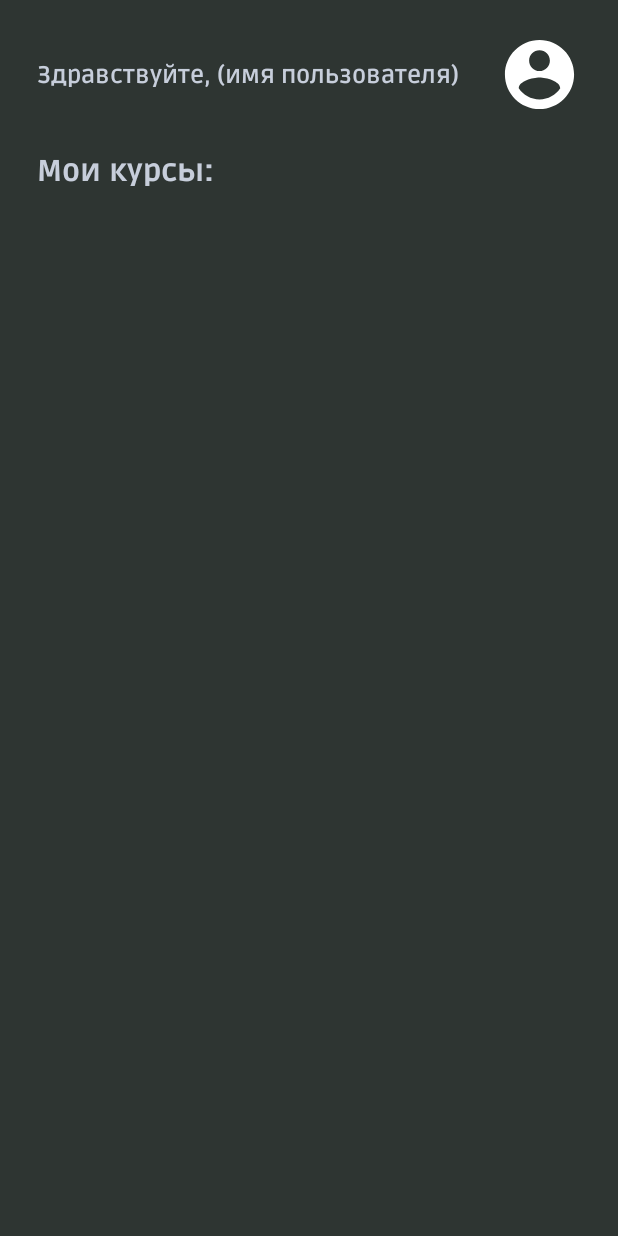
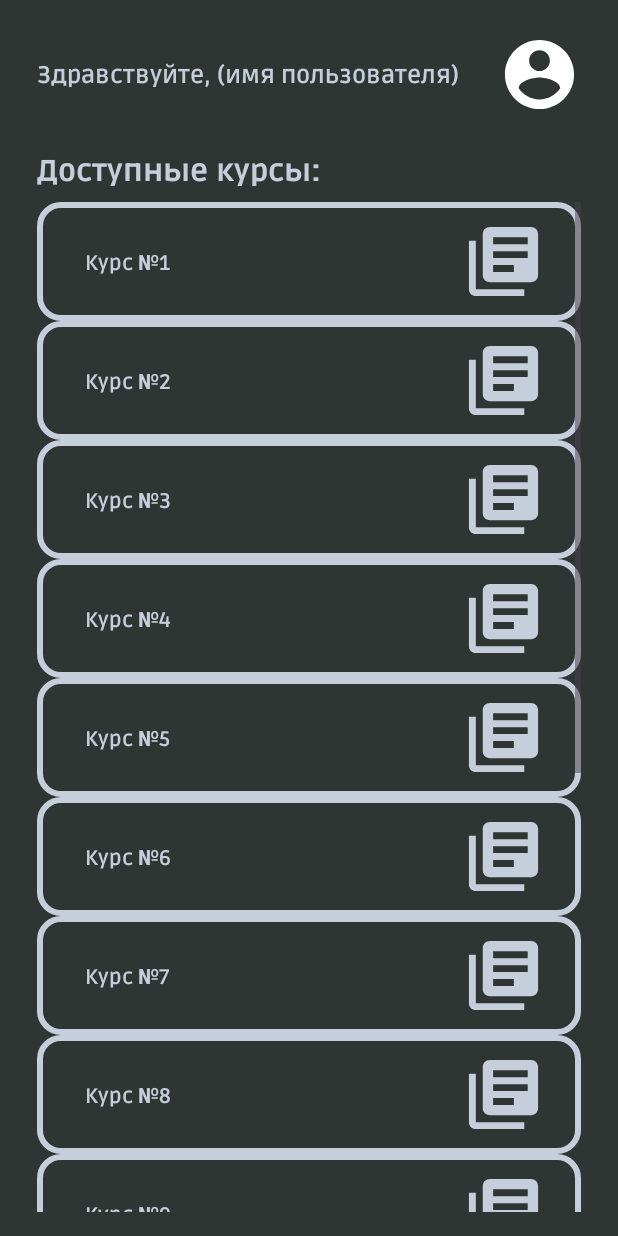
Before and after one commit to Mesqu1te/CanisMajor_app, an Android app: the MainActivity screen opened directly, with no data from a screen before it, on a phone screen of 412 x 824 dp. Run offline under Robolectric (Android 15) with nearby library versions, the phone set to English and light mode, and no system bars.

Commit message:
Checkpoint 1

```diff
--- a/app/src/main/AndroidManifest.xml
+++ b/app/src/main/AndroidManifest.xml
@@ -1,12 +1,15 @@
 <?xml version="1.0" encoding="utf-8"?>
 <manifest xmlns:android="http://schemas.android.com/apk/res/android"
     xmlns:tools="http://schemas.android.com/tools" >
+
+    <uses-permission android:name="android.permission.INTERNET"/>
 
     <application
         android:allowBackup="true"
         android:dataExtractionRules="@xml/data_extraction_rules"
         android:fullBackupContent="@xml/backup_rules"
         android:icon="@mipmap/ic_launcher"
+        android:usesCleartextTraffic="true"
         android:label="@string/app_name"
         android:roundIcon="@mipmap/ic_launcher_round"
         android:supportsRtl="true"
--- a/app/src/main/java/ru/canismajor/brainwave/MainActivity.java
+++ b/app/src/main/java/ru/canismajor/brainwave/MainActivity.java
@@ -3,9 +3,12 @@ package ru.canismajor.brainwave;
 import androidx.appcompat.app.AppCompatActivity;
 
 import android.os.Bundle;
-import android.view.LayoutInflater;
 import android.view.View;
+import android.view.ViewGroup;
+import android.widget.FrameLayout;
+import android.widget.ImageView;
 import android.widget.LinearLayout;
+import android.widget.TextView;
 
 public class MainActivity extends AppCompatActivity {
 
@@ -14,9 +17,32 @@ public class MainActivity extends AppCompatActivity {
         super.onCreate(savedInstanceState);
         setContentView(R.layout.activity_main);
 
-//
-//        LinearLayout courses = findViewById(R.id.main_linlay);
-//
-//        LayoutInflater inflater = (View) getLayoutInflater().inflate(R.layout.course_button, null);
+        FrameLayout.LayoutParams btnParams = new FrameLayout.LayoutParams(
+                ViewGroup.LayoutParams.MATCH_PARENT,
+                ViewGroup.LayoutParams.WRAP_CONTENT
+        );
+
+        final float scale = getResources().getDisplayMetrics().density;
+
+        int leftMarginPx = (int) (0 * scale + 0.5f);
+        int topMarginPx = (int) (0 * scale + 0.5f);
+        int rightMarginPx = (int) (0 * scale + 0.5f);
+        int bottomMarginPx = (int) (10 * scale + 0.5f);
+
+        btnParams.setMargins(leftMarginPx, topMarginPx, rightMarginPx, bottomMarginPx);
+
+        LinearLayout courses = findViewById(R.id.main_linlay);
+
+        for (int i = 1; i <= 15; i++) {
+            View course = (View) getLayoutInflater().inflate(R.layout.course_button, null);
+
+            TextView course_name = course.findViewById(R.id.course_button_text);
+            ImageView course_icon = course.findViewById(R.id.course_button_icon);
+
+            course_name.setText("Курс №" + i);
+
+            course.setLayoutParams(btnParams);
+            courses.addView(course);
+        }
     }
 }
--- a/app/src/main/res/layout/activity_login.xml
+++ b/app/src/main/res/layout/activity_login.xml
@@ -105,6 +105,7 @@
         android:fontFamily="@font/ruda_regular"
         android:text="Повторите пароль:"
         android:textColor="@color/reseda_green"
+        android:visibility="gone"
         app:layout_constraintStart_toStartOf="@+id/login_auth_button"
         app:layout_constraintTop_toBottomOf="@+id/login_password_field" />
 
@@ -160,6 +161,7 @@
         android:paddingEnd="8dp"
         android:paddingBottom="4dp"
         android:textColor="@color/french_gray"
+        android:visibility="gone"
         app:layout_constraintEnd_toEndOf="@+id/login_register_button"
         app:layout_constraintHorizontal_bias="1.0"
         app:layout_constraintStart_toStartOf="@+id/login_auth_button"
@@ -171,7 +173,7 @@
         android:layout_height="wrap_content"
         android:layout_marginBottom="16dp"
         android:fontFamily="@font/comfortaa_bold"
-        android:text="BrainWave"
+        android:text="AppName"
         android:textColor="@color/french_gray"
         android:textSize="16sp"
         app:layout_constraintBottom_toBottomOf="parent"
--- a/app/src/main/res/layout/activity_main.xml
+++ b/app/src/main/res/layout/activity_main.xml
@@ -42,7 +42,7 @@
         android:layout_width="wrap_content"
         android:layout_height="wrap_content"
         android:fontFamily="@font/ruda_extrabold"
-        android:text="Мои курсы:"
+        android:text="Доступные курсы:"
         android:textColor="@color/french_gray"
         android:textSize="20sp"
         app:layout_constraintStart_toStartOf="@+id/guideline5"
--- a/app/src/main/res/layout/course_button.xml
+++ b/app/src/main/res/layout/course_button.xml
@@ -9,7 +9,7 @@
     android:paddingBottom="12dp">
 
     <TextView
-        android:id="@+id/textView11"
+        android:id="@+id/course_button_text"
         android:layout_width="0dp"
         android:layout_height="wrap_content"
         android:layout_marginStart="32dp"
@@ -18,12 +18,12 @@
         android:text="Название курса"
         android:textColor="@color/french_gray"
         app:layout_constraintBottom_toBottomOf="parent"
-        app:layout_constraintEnd_toStartOf="@+id/imageView2"
+        app:layout_constraintEnd_toStartOf="@+id/course_button_icon"
         app:layout_constraintStart_toStartOf="parent"
         app:layout_constraintTop_toTopOf="parent" />
 
     <ImageView
-        android:id="@+id/imageView2"
+        android:id="@+id/course_button_icon"
         android:layout_width="55dp"
         android:layout_height="55dp"
         android:layout_marginEnd="24dp"
```
Also changed, not shown: app/src/main/java/ru/canismajor/brainwave/LoadURL.java (added, +50 -0 lines), app/src/main/java/ru/canismajor/brainwave/LoginActivity.java (+7 -1 lines).
